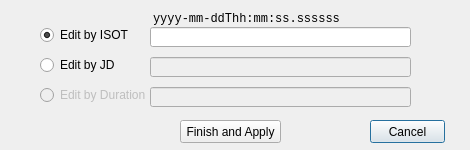
Qt form source/ui/edittimedialog.ui (whiskie14142/SolarSystemVoyager) before a commit.
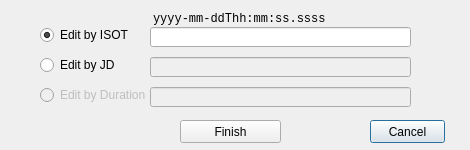
The same form after that commit.

```diff
--- a/source/ui/edittimedialog.ui
+++ b/source/ui/edittimedialog.ui
@@ -54,7 +54,7 @@
     </rect>
    </property>
    <property name="text">
-    <string>Finish and Apply</string>
+    <string>Finish</string>
    </property>
   </widget>
   <widget class="QRadioButton" name="radioISOT">
@@ -177,7 +177,7 @@
     </font>
    </property>
    <property name="text">
-    <string>yyyy-mm-ddThh:mm:ss.ssssss</string>
+    <string>yyyy-mm-ddThh:mm:ss.ssss</string>
    </property>
   </widget>
  </widget>
```
